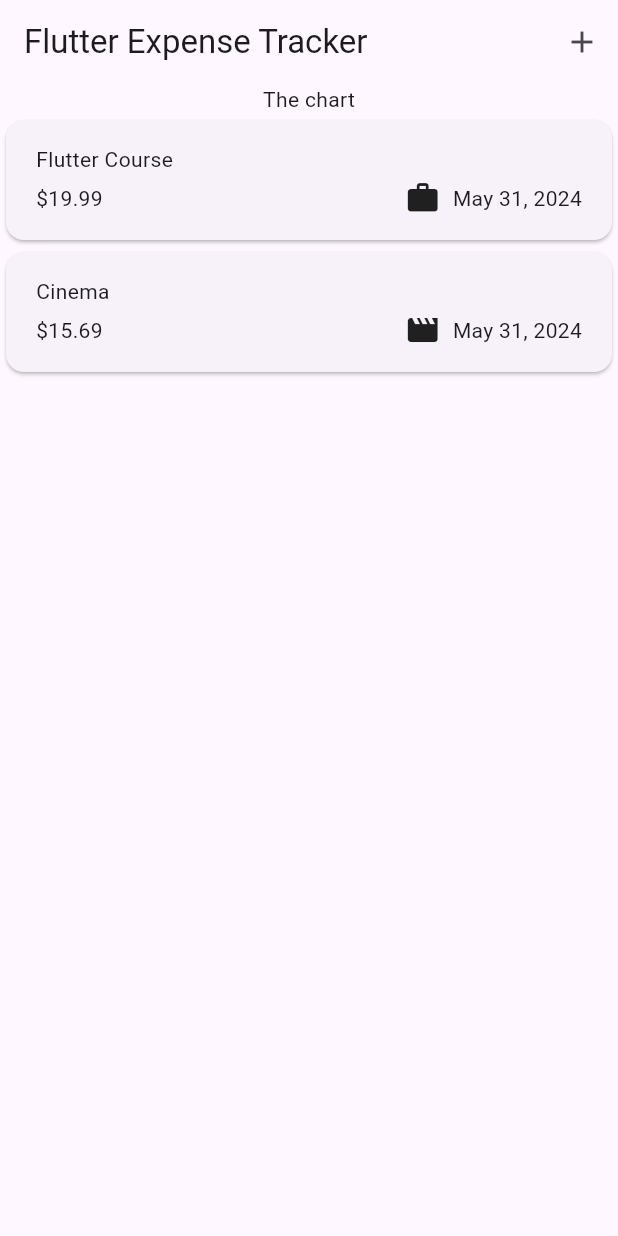
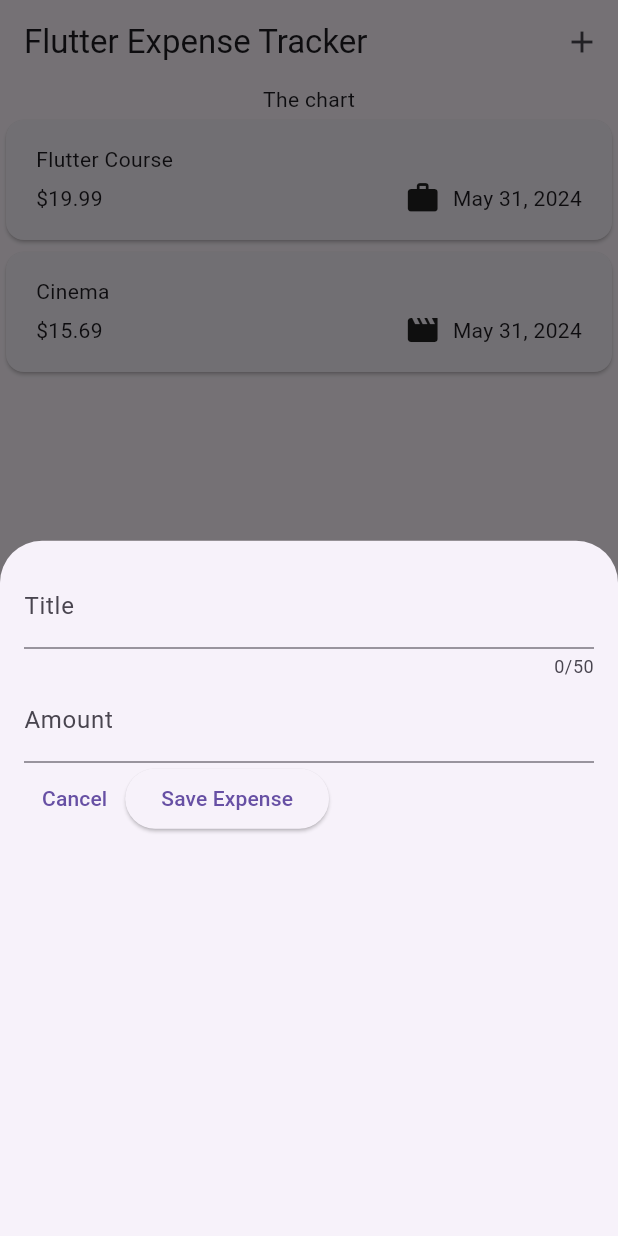
Before and after one commit to echolumaque/expense_tracker, a Flutter app: the screen it shows after launch, after a tap on the "add" icon, on a phone screen of 412 x 824 dp. Run offline on Flutter 3.47's test engine with Material 3 defaults, Android fonts, the phone set to English and light mode, and no system bars.

Commit message:
Added bottom sheet for adding expense

```diff
--- a/lib/widgets/expenses.dart
+++ b/lib/widgets/expenses.dart
@@ -1,6 +1,7 @@
 import 'package:expense_tracker/enums/category.dart';
 import 'package:expense_tracker/models/expense.dart';
 import 'package:expense_tracker/widgets/expenses_list/expenses_list.dart';
+import 'package:expense_tracker/widgets/new_expense.dart';
 import 'package:flutter/material.dart';
 
 class Expenses extends StatefulWidget {
@@ -26,6 +27,13 @@ class _ExpensesState extends State<Expenses> {
     ),
   ];
 
+  void _openAddExpenseOverlay() {
+    showModalBottomSheet(
+      context: context,
+      builder: (buildContext) => const NewExpense(),
+    );
+  }
+
   @override
   Widget build(BuildContext context) {
     return Scaffold(
@@ -33,7 +41,7 @@ class _ExpensesState extends State<Expenses> {
         title: const Text("Flutter Expense Tracker"),
         actions: [
           IconButton(
-            onPressed: () {},
+            onPressed: _openAddExpenseOverlay,
             icon: const Icon(Icons.add),
           ),
         ],
--- /dev/null
+++ b/lib/widgets/new_expense.dart
@@ -0,0 +1,67 @@
+import 'package:flutter/material.dart';
+
+class NewExpense extends StatefulWidget {
+  const NewExpense({super.key});
+
+  @override
+  State<NewExpense> createState() => _NewExpenseState();
+}
+
+class _NewExpenseState extends State<NewExpense> {
+  // TextEditingController is like a binding for the contents of TextField in SwiftUI and Xamarin.
+  // Basically, it gives you control to the TextField it is attached to
+  final _amountController = TextEditingController();
+  final _titleController = TextEditingController();
+
+  @override
+  void dispose() {
+    // "dispose", like "initState" and "build", is part of a StatefulWidget's lifecycle.
+    // It is called automatically by Flutter when the widget & its state are about to be destroted.
+    _amountController.dispose();
+    _titleController.dispose();
+    super.dispose();
+  }
+
+  @override
+  Widget build(BuildContext context) {
+    return Padding(
+      padding: const EdgeInsets.all(16),
+      child: Column(
+        children: [
+          TextField(
+            controller: _titleController,
+            maxLength: 50,
+            decoration: const InputDecoration(
+              label: Text("Title"),
+            ),
+          ),
+          TextField(
+            controller: _amountController,
+            keyboardType: TextInputType.number,
+            decoration: const InputDecoration(
+              prefixText: "\$",
+              label: Text("Amount"),
+            ),
+          ),
+          Row(
+            children: [
+              TextButton(
+                onPressed: () {
+                  Navigator.pop(context);
+                },
+                child: const Text("Cancel"),
+              ),
+              ElevatedButton(
+                onPressed: () {
+                  print(_amountController.text);
+                  print(_titleController.text);
+                },
+                child: const Text("Save Expense"),
+              ),
+            ],
+          ),
+        ],
+      ),
+    );
+  }
+}
```
